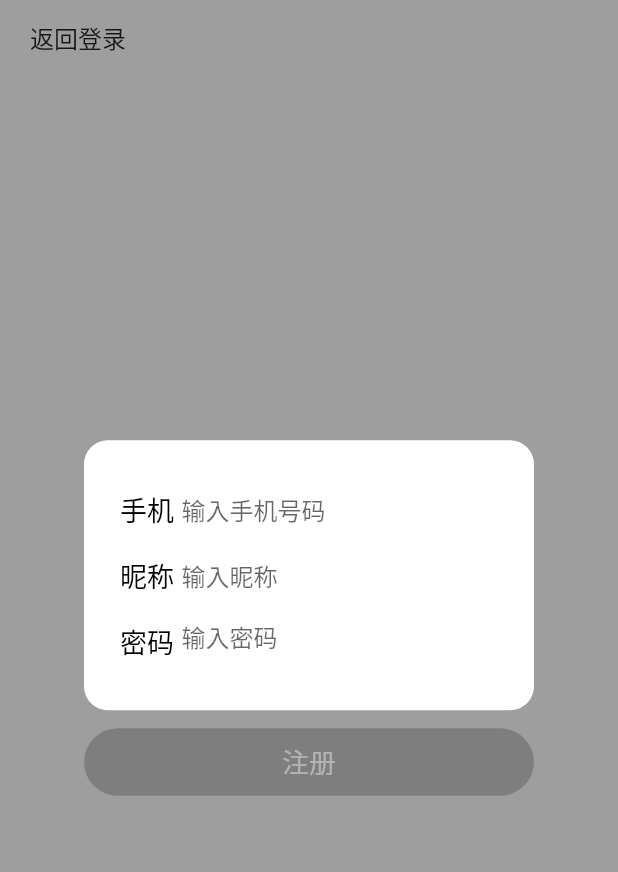
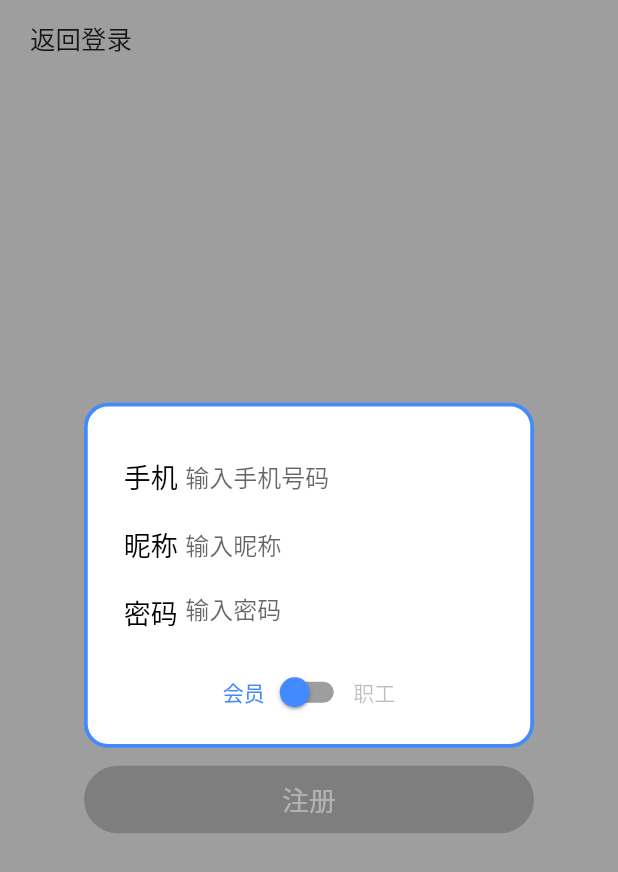
Before and after one commit to Code-Yeong/hair, a Flutter app: the SignupPage screen opened directly, on a phone screen of 412 x 824 dp. Shown: the top 872 px of the screen. Run offline on Flutter 3.47's test engine with Material 2 defaults, Android fonts, the phone set to English and light mode, and no system bars; our stand-ins replace dio, flutter_map, flutter_redux, latlong, redux; missing offline and left inert: timeline_list.

Commit message:
update login界面，区分customer\staff

```diff
--- a/lib/common/login/signup_page.dart
+++ b/lib/common/login/signup_page.dart
@@ -12,6 +12,10 @@ class SignupPage extends StatefulWidget {
 class SignupPageState extends State<SignupPage> {
   TextEditingController phoneController, nameController, passwordController;
   String textPhone, textName, textPassword;
+  bool _isStaff = false;
+  Color _staffColor = Colors.green;
+  Color _customerColor = Colors.blueAccent;
+
   @override
   void initState() {
     super.initState();
@@ -48,7 +52,7 @@ class SignupPageState extends State<SignupPage> {
                       },
                       child: Text(
                         '返回登录',
-                        style: TextStyle(fontSize: 16.0),
+                        style: TextStyle(fontSize: 17.0),
                       ),
                     ),
                   ),
@@ -58,10 +62,14 @@ class SignupPageState extends State<SignupPage> {
                   children: <Widget>[
                     Container(
                       width: 300.0,
-                      height: 180.0,
+                      height: 230.0,
                       decoration: BoxDecoration(
                         color: Colors.white,
                         borderRadius: BorderRadius.all(Radius.circular(16.0)),
+                        border: Border.all(
+                          color: _isStaff ? _staffColor : _customerColor,
+                          width: 2.5,
+                        ),
                       ),
                       padding: const EdgeInsets.all(24.0),
                       alignment: Alignment.center,
@@ -84,7 +92,7 @@ class SignupPageState extends State<SignupPage> {
                                       style: new TextStyle(fontSize: 16.0, color: Colors.black),
                                       maxLines: 1,
                                       onChanged: (str) {
-                                        print("phone:$str");
+//                                        print("phone:$str");
                                         textPhone = str?.trim();
                                         setState(() {});
                                       },
@@ -110,7 +118,7 @@ class SignupPageState extends State<SignupPage> {
                                       style: new TextStyle(fontSize: 16.0, color: Colors.black),
                                       maxLines: 1,
                                       onChanged: (str) {
-                                        print("name:$str");
+//                                        print("name:$str");
                                         textName = str?.trim();
                                         setState(() {});
                                       },
@@ -138,7 +146,7 @@ class SignupPageState extends State<SignupPage> {
                                       style: new TextStyle(fontSize: 16.0, color: Colors.black),
                                       maxLines: 1,
                                       onChanged: (str) {
-                                        print("password:$str");
+//                                        print("password:$str");
                                         textPassword = str?.trim();
                                         setState(() {});
                                       },
@@ -147,18 +155,62 @@ class SignupPageState extends State<SignupPage> {
                                 ),
                               ],
                             ),
-                          )
+                          ),
+                          SizedBox(height: 20.0),
+                          Container(
+//                                  alignment: Alignment.centerLeft,
+                            child: Row(
+                              mainAxisAlignment: MainAxisAlignment.center,
+                              children: <Widget>[
+                                Container(
+                                  width: 40.0,
+                                  alignment: Alignment.centerRight,
+                                  child: Text(
+                                    '会员',
+                                    style: TextStyle(color: _isStaff ? Colors.black26 : _customerColor),
+                                  ),
+                                ),
+                                Container(
+                                  height: 10.0,
+                                  child: Switch(
+                                    activeColor: _staffColor,
+                                    activeTrackColor: Colors.grey,
+                                    inactiveThumbColor: _customerColor,
+                                    inactiveTrackColor: Colors.grey,
+                                    value: _isStaff,
+                                    onChanged: (newValue) {
+                                      setState(() {
+                                        _isStaff = newValue;
+                                      });
+                                    },
+                                  ),
+                                ),
+                                Container(
+                                  width: 40.0,
+                                  alignment: Alignment.centerLeft,
+                                  child: Text(
+                                    '职工',
+                                    style: TextStyle(
+                                      color: _isStaff ? _staffColor : Colors.black26,
+                                    ),
+                                  ),
+                                ),
+                              ],
+                            ),
+                          ),
                         ],
                       ),
                     ),
                     SizedBox(height: 12.0),
                     BottomOneButton(
+                      bgColor: _isStaff ? _staffColor : _customerColor,
                       colorDisabled: Colors.white.withOpacity(0.4),
                       bgColorDisabled: Colors.black26.withOpacity(0.2),
                       title: "注册",
                       disabled: _isDisabled(),
                       onTap: () {
                         globalStore.dispatch(new BeginSignupAction(
+                          isCustomer: !_isStaff,
                           phone: textPhone,
                           name: textName,
                           password: textPassword,
--- a/lib/redux/login/login_action.dart
+++ b/lib/redux/login/login_action.dart
@@ -1,11 +1,12 @@
 import 'package:hair/model/customer.dart';
 
 class BeginLoginAction {
+  final bool isCustomer;
   final String phone;
   final String name;
   final String password;
 
-  BeginLoginAction({this.phone, this.name, this.password});
+  BeginLoginAction({this.isCustomer, this.phone, this.name, this.password});
 }
 
 class LoginSuccessAction {
@@ -22,8 +23,9 @@ class BeginSignupAction {
   final String phone;
   final String name;
   final String password;
+  final bool isCustomer;
 
-  BeginSignupAction({this.phone, this.name, this.password});
+  BeginSignupAction({this.isCustomer, this.phone, this.name, this.password});
 }
 
 class SignupSuccessAction {}
```
Also changed, not shown: lib/common/login/login.dart (+22 -12 lines), lib/redux/login/login_middle.dart (+21 -7 lines).
